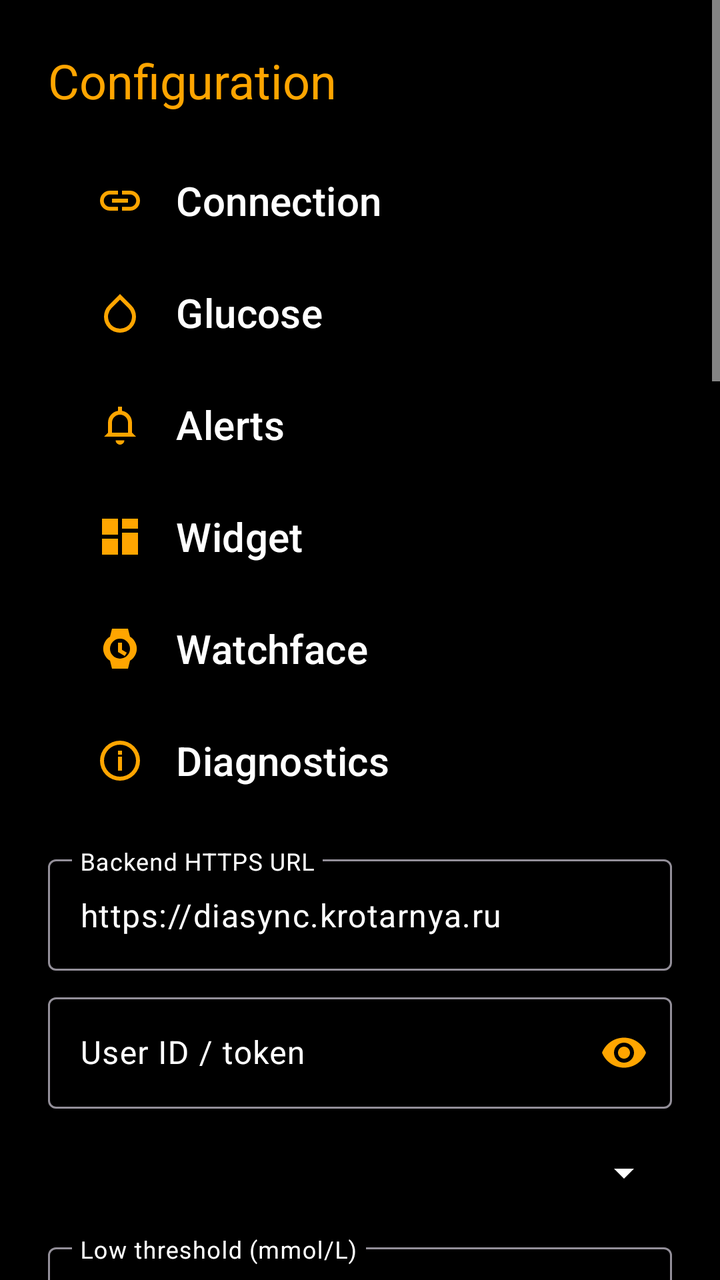
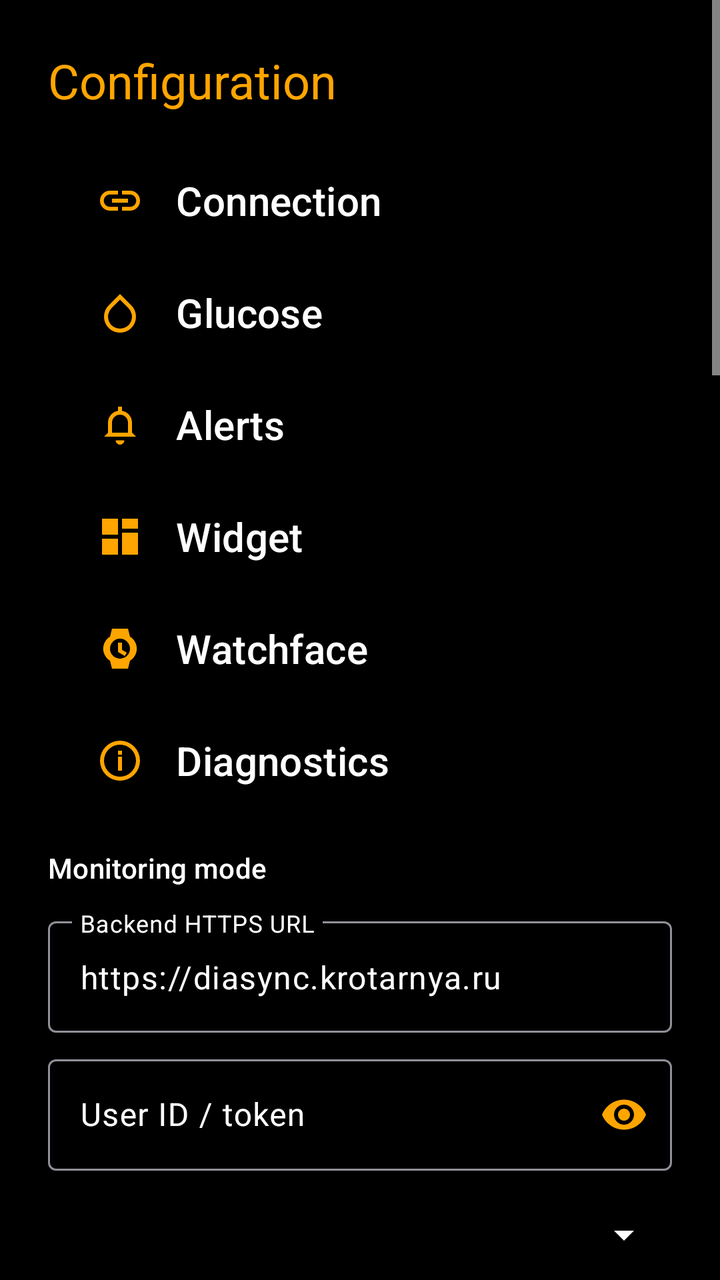

An Android layout rendered at two revisions. The XML below is the earlier revision; the diff shows what the commit changed to produce the second picture.
<!-- AndroidManifest.xml: application theme Theme.Diasync -->
<!-- res/layout/activity_main.xml -->
<?xml version="1.0" encoding="utf-8"?>
<ScrollView xmlns:android="http://schemas.android.com/apk/res/android"
    xmlns:app="http://schemas.android.com/apk/res-auto"
    android:id="@+id/main"
    android:layout_width="match_parent"
    android:layout_height="match_parent"
    android:fillViewport="true">

    <LinearLayout
        android:layout_width="match_parent"
        android:layout_height="wrap_content"
        android:orientation="vertical"
        android:padding="24dp">

        <TextView
            android:id="@+id/screen_title"
            android:layout_width="wrap_content"
            android:layout_height="wrap_content"
            android:text="@string/configuration_title"
            android:textColor="@color/brand_orange"
            android:textAppearance="@style/TextAppearance.Material3.HeadlineSmall" />

        <LinearLayout
            android:id="@+id/settings_menu"
            android:layout_width="match_parent"
            android:layout_height="wrap_content"
            android:layout_marginTop="16dp"
            android:orientation="vertical">

            <com.google.android.material.button.MaterialButton android:id="@+id/open_connection" style="@style/Widget.Diasync.MenuButton" android:text="@string/connection_settings_title" app:icon="@drawable/ic_menu_connection" />
            <com.google.android.material.button.MaterialButton android:id="@+id/open_glucose" style="@style/Widget.Diasync.MenuButton" android:text="@string/glucose_settings_title" app:icon="@drawable/ic_menu_glucose" />
            <com.google.android.material.button.MaterialButton android:id="@+id/open_alerts" style="@style/Widget.Diasync.MenuButton" android:text="@string/alert_settings_title" app:icon="@drawable/ic_menu_alerts" />
            <com.google.android.material.button.MaterialButton android:id="@+id/open_widget" style="@style/Widget.Diasync.MenuButton" android:text="@string/widget_settings_title" app:icon="@drawable/ic_menu_widget" />
            <com.google.android.material.button.MaterialButton android:id="@+id/open_watch" style="@style/Widget.Diasync.MenuButton" android:text="@string/watch_settings_title" app:icon="@drawable/ic_menu_watch" />
            <com.google.android.material.button.MaterialButton android:id="@+id/open_diagnostics" style="@style/Widget.Diasync.MenuButton" android:text="@string/diagnostics_title" app:icon="@drawable/ic_menu_diagnostics" />
        </LinearLayout>

        <com.google.android.material.textfield.TextInputLayout
            android:id="@+id/backend_url_container"
            android:layout_width="match_parent"
            android:layout_height="wrap_content"
            android:layout_marginTop="16dp"
            android:hint="@string/backend_url">

            <com.google.android.material.textfield.TextInputEditText
                android:id="@+id/backend_url"
                android:layout_width="match_parent"
                android:layout_height="wrap_content"
                android:autofillHints="url"
                android:inputType="textUri"
                android:maxLines="1"
                android:text="@string/default_backend_url" />
        </com.google.android.material.textfield.TextInputLayout>

        <com.google.android.material.textfield.TextInputLayout
            android:id="@+id/user_id_container"
            android:layout_width="match_parent"
            android:layout_height="wrap_content"
            android:layout_marginTop="8dp"
            android:hint="@string/user_id"
            app:endIconMode="password_toggle"
            app:endIconTint="@color/brand_orange">

            <com.google.android.material.textfield.TextInputEditText
                android:id="@+id/user_id"
                android:layout_width="match_parent"
                android:layout_height="wrap_content"
                android:autofillHints="password"
                android:inputType="textPassword"
                android:maxLines="1" />
        </com.google.android.material.textfield.TextInputLayout>

        <Spinner
            android:id="@+id/glucose_unit"
            android:layout_width="match_parent"
            android:layout_height="48dp"
            android:layout_marginTop="8dp"
            android:contentDescription="@string/glucose_unit" />

        <com.google.android.material.textfield.TextInputLayout
            android:id="@+id/low_threshold_container"
            android:layout_width="match_parent"
            android:layout_height="wrap_content"
            android:layout_marginTop="8dp"
            android:hint="@string/low_threshold_mmol">

            <com.google.android.material.textfield.TextInputEditText
                android:id="@+id/low_threshold"
                android:layout_width="match_parent"
                android:layout_height="wrap_content"
                android:importantForAutofill="no"
                android:inputType="numberDecimal"
                android:maxLines="1"
                android:text="@string/default_low_threshold" />
        </com.google.android.material.textfield.TextInputLayout>

        <com.google.android.material.textfield.TextInputLayout
            android:id="@+id/high_threshold_container"
            android:layout_width="match_parent"
            android:layout_height="wrap_content"
            android:layout_marginTop="8dp"
            android:hint="@string/high_threshold_mmol">

            <com.google.android.material.textfield.TextInputEditText
                android:id="@+id/high_threshold"
                android:layout_width="match_parent"
                android:layout_height="wrap_content"
                android:imeOptions="actionDone"
                android:importantForAutofill="no"
                android:inputType="numberDecimal"
                android:maxLines="1"
                android:text="@string/default_high_threshold" />
        </com.google.android.material.textfield.TextInputLayout>

        <CheckBox
            android:id="@+id/use_calibration"
            android:layout_width="wrap_content"
            android:layout_height="wrap_content"
            android:checked="true"
            android:text="@string/use_calibration" />

        <LinearLayout
            android:id="@+id/widget_window_block"
            android:layout_width="match_parent"
            android:layout_height="wrap_content"
            android:layout_marginTop="16dp"
            android:background="@drawable/monitoring_status_background"
            android:orientation="vertical"
            android:padding="16dp">

            <TextView
                android:layout_width="match_parent"
                android:layout_height="wrap_content"
                android:text="@string/widget_graph_window"
                android:textColor="@color/brand_orange"
                android:textAppearance="@style/TextAppearance.Material3.TitleMedium" />

            <TextView
                android:id="@+id/widget_graph_window_label"
                android:layout_width="match_parent"
                android:layout_height="wrap_content"
                android:layout_marginTop="4dp"
                android:textColor="@color/white"
                android:textAppearance="@style/TextAppearance.Material3.BodyLarge" />

            <com.google.android.material.slider.Slider
                android:id="@+id/widget_graph_window"
                android:layout_width="match_parent"
                android:layout_height="wrap_content"
                android:layout_marginTop="8dp"
                android:contentDescription="@string/widget_graph_window" />
        </LinearLayout>

        <com.google.android.material.textfield.TextInputLayout
            android:id="@+id/widget_single_click_container"
            style="@style/Widget.Material3.TextInputLayout.OutlinedBox.ExposedDropdownMenu"
            android:layout_width="match_parent"
            android:layout_height="wrap_content"
            android:layout_marginTop="12dp"
            android:hint="@string/single_click_action">

            <AutoCompleteTextView
                android:id="@+id/widget_single_click_action"
                android:layout_width="match_parent"
                android:layout_height="wrap_content"
                android:inputType="none" />
        </com.google.android.material.textfield.TextInputLayout>

        <com.google.android.material.textfield.TextInputLayout
            android:id="@+id/widget_double_click_container"
            style="@style/Widget.Material3.TextInputLayout.OutlinedBox.ExposedDropdownMenu"
            android:layout_width="match_parent"
            android:layout_height="wrap_content"
            android:layout_marginTop="8dp"
            android:hint="@string/double_click_action">

            <AutoCompleteTextView
                android:id="@+id/widget_double_click_action"
                android:layout_width="match_parent"
                android:layout_height="wrap_content"
                android:inputType="none" />
        </com.google.android.material.textfield.TextInputLayout>

        <CheckBox
            android:id="@+id/widget_graph_zones"
            android:layout_width="wrap_content"
            android:layout_height="wrap_content"
            android:checked="true"
            android:text="@string/widget_graph_zones" />

        <CheckBox
            android:id="@+id/widget_graph_lines"
            android:layout_width="wrap_content"
            android:layout_height="wrap_content"
            android:checked="false"
            android:text="@string/widget_graph_lines" />

        <CheckBox
            android:id="@+id/widget_trend_arrow"
            android:layout_width="wrap_content"
            android:layout_height="wrap_content"
            android:checked="true"
            android:text="@string/widget_trend_arrow" />

        <LinearLayout
            android:id="@+id/watch_window_block"
            android:layout_width="match_parent"
            android:layout_height="wrap_content"
            android:layout_marginTop="16dp"
            android:background="@drawable/monitoring_status_background"
            android:orientation="vertical"
            android:padding="16dp">

            <TextView
                android:layout_width="match_parent"
                android:layout_height="wrap_content"
                android:text="@string/watch_graph_window"
                android:textColor="@color/brand_orange"
                android:textAppearance="@style/TextAppearance.Material3.TitleMedium" />

            <TextView
                android:id="@+id/watch_graph_window_label"
                android:layout_width="match_parent"
                android:layout_height="wrap_content"
                android:layout_marginTop="4dp"
                android:textColor="@color/white"
                android:textAppearance="@style/TextAppearance.Material3.BodyLarge" />

            <com.google.android.material.slider.Slider
                android:id="@+id/watch_graph_window"
                android:layout_width="match_parent"
                android:layout_height="wrap_content"
                android:layout_marginTop="8dp"
                android:contentDescription="@string/watch_graph_window" />
        </LinearLayout>

        <CheckBox
            android:id="@+id/watch_graph_zones"
            android:layout_width="wrap_content"
            android:layout_height="wrap_content"
            android:checked="true"
            android:text="@string/watch_graph_zones" />

        <CheckBox
            android:id="@+id/watch_graph_lines"
            android:layout_width="wrap_content"
            android:layout_height="wrap_content"
            android:checked="false"
            android:text="@string/watch_graph_lines" />

        <CheckBox
            android:id="@+id/watch_trend_arrow"
            android:layout_width="wrap_content"
            android:layout_height="wrap_content"
            android:checked="true"
            android:text="@string/watch_trend_arrow" />

        <LinearLayout
            android:id="@+id/snooze_block"
            android:layout_width="match_parent"
            android:layout_height="wrap_content"
            android:layout_marginTop="16dp"
            android:background="@drawable/monitoring_status_background"
            android:orientation="vertical"
            android:padding="16dp">

            <TextView
                android:id="@+id/snooze_status"
                android:layout_width="match_parent"
                android:layout_height="wrap_content"
                android:text="@string/alerts_active"
                android:textColor="@color/brand_orange"
                android:textAppearance="@style/TextAppearance.Material3.TitleMedium" />

            <TextView
                android:id="@+id/snooze_duration_label"
                android:layout_width="match_parent"
                android:layout_height="wrap_content"
                android:layout_marginTop="4dp"
                android:textColor="@color/white"
                android:textAppearance="@style/TextAppearance.Material3.BodyLarge" />

            <com.google.android.material.slider.Slider
                android:id="@+id/snooze_duration"
                android:layout_width="match_parent"
                android:layout_height="wrap_content"
                android:layout_marginTop="8dp"
                android:contentDescription="@string/snooze_duration" />

            <CheckBox
                android:id="@+id/snooze_wear_alerts"
                android:layout_width="wrap_content"
                android:layout_height="wrap_content"
                android:checked="true"
                android:text="@string/snooze_wear_alerts" />

            <com.google.android.material.button.MaterialButton
                android:id="@+id/snooze_toggle"
                style="@style/Widget.Diasync.PrimaryAction"
                android:layout_width="match_parent"
                android:layout_height="wrap_content"
                android:layout_marginTop="8dp"
                android:text="@string/snooze_alerts" />
        </LinearLayout>

        <CheckBox
            android:id="@+id/low_alert_enabled"
            android:layout_width="wrap_content"
            android:layout_height="wrap_content"
            android:layout_marginTop="12dp"
            android:checked="false"
            android:text="@string/low_alert_enabled" />

        <CheckBox
            android:id="@+id/high_alert_enabled"
            android:layout_width="wrap_content"
            android:layout_height="wrap_content"
            android:checked="false"
            android:text="@string/high_alert_enabled" />

        <CheckBox
            android:id="@+id/no_data_alert_enabled"
            android:layout_width="wrap_content"
            android:layout_height="wrap_content"
            android:checked="false"
            android:text="@string/no_data_alert_enabled" />

        <com.google.android.material.button.MaterialButton
            android:id="@+id/monitoring_toggle"
            style="@style/Widget.Diasync.PrimaryAction"
            android:layout_width="match_parent"
            android:layout_height="wrap_content"
            android:layout_marginTop="12dp"
            android:text="@string/start_monitoring" />

        <LinearLayout
            android:id="@+id/monitoring_status_panel"
            android:layout_width="match_parent"
            android:layout_height="wrap_content"
            android:layout_marginTop="12dp"
            android:background="@drawable/monitoring_status_background"
            android:gravity="center_vertical"
            android:orientation="horizontal"
            android:padding="12dp">

            <ImageView
                android:layout_width="24dp"
                android:layout_height="24dp"
                android:contentDescription="@string/monitoring_status_label"
                android:src="@drawable/ic_menu_diagnostics"
                app:tint="@color/brand_orange" />

            <LinearLayout
                android:layout_width="0dp"
                android:layout_height="wrap_content"
                android:layout_marginStart="12dp"
                android:layout_weight="1"
                android:orientation="vertical">

                <TextView
                    android:layout_width="match_parent"
                    android:layout_height="wrap_content"
                    android:text="@string/monitoring_status_label"
                    android:textColor="@color/brand_orange"
                    android:textAppearance="@style/TextAppearance.Material3.LabelMedium" />

                <TextView
                    android:id="@+id/monitoring_status"
                    android:layout_width="match_parent"
                    android:layout_height="wrap_content"
                    android:layout_marginTop="2dp"
                    android:text="@string/monitoring_disabled"
                    android:textColor="@color/white"
                    android:textAppearance="@style/TextAppearance.Material3.BodyLarge" />
            </LinearLayout>
        </LinearLayout>

        <ProgressBar
            android:id="@+id/progress"
            style="?android:attr/progressBarStyle"
            android:layout_width="wrap_content"
            android:layout_height="wrap_content"
            android:layout_gravity="center_horizontal"
            android:layout_marginTop="20dp"
            android:visibility="gone" />

        <LinearLayout
            android:id="@+id/diagnostics_content"
            android:layout_width="match_parent"
            android:layout_height="wrap_content"
            android:orientation="vertical"
            android:visibility="gone">

            <TextView
                android:layout_width="match_parent"
                android:layout_height="wrap_content"
                android:layout_marginTop="12dp"
                android:background="@drawable/monitoring_status_background"
                android:padding="16dp"
                android:text="@string/diagnostics_data_title"
                android:textColor="@color/brand_orange"
                android:textAppearance="@style/TextAppearance.Material3.TitleMedium" />
            <TextView android:id="@+id/diagnostics_data" android:layout_width="match_parent" android:layout_height="wrap_content" android:padding="16dp" android:textColor="@color/white" />

            <TextView android:layout_width="match_parent" android:layout_height="wrap_content" android:layout_marginTop="8dp" android:background="@drawable/monitoring_status_background" android:padding="16dp" android:text="@string/diagnostics_sync_title" android:textColor="@color/brand_orange" android:textAppearance="@style/TextAppearance.Material3.TitleMedium" />
            <TextView android:id="@+id/diagnostics_sync" android:layout_width="match_parent" android:layout_height="wrap_content" android:padding="16dp" android:textColor="@color/white" />

            <TextView android:layout_width="match_parent" android:layout_height="wrap_content" android:layout_marginTop="8dp" android:background="@drawable/monitoring_status_background" android:padding="16dp" android:text="@string/diagnostics_wear_title" android:textColor="@color/brand_orange" android:textAppearance="@style/TextAppearance.Material3.TitleMedium" />
            <TextView android:id="@+id/diagnostics_wear" android:layout_width="match_parent" android:layout_height="wrap_content" android:padding="16dp" android:textColor="@color/white" />

            <TextView android:layout_width="match_parent" android:layout_height="wrap_content" android:layout_marginTop="8dp" android:background="@drawable/monitoring_status_background" android:padding="16dp" android:text="@string/diagnostics_events_title" android:textColor="@color/brand_orange" android:textAppearance="@style/TextAppearance.Material3.TitleMedium" />
            <TextView android:id="@+id/diagnostics_events" android:layout_width="match_parent" android:layout_height="wrap_content" android:fontFamily="monospace" android:padding="16dp" android:textColor="@color/white" android:textSize="12sp" />
        </LinearLayout>

        <TextView
            android:id="@+id/status_text"
            android:layout_width="match_parent"
            android:layout_height="wrap_content"
            android:layout_marginTop="20dp"
            android:gravity="center"
            android:textAppearance="@style/TextAppearance.Material3.TitleMedium" />

        <TextView
            android:id="@+id/latest_value"
            android:layout_width="match_parent"
            android:layout_height="wrap_content"
            android:layout_marginTop="16dp"
            android:gravity="center"
            android:textAppearance="@style/TextAppearance.Material3.DisplayMedium"
            android:visibility="gone" />

        <TextView
            android:id="@+id/latest_timestamp"
            android:layout_width="match_parent"
            android:layout_height="wrap_content"
            android:layout_marginTop="8dp"
            android:gravity="center"
            android:textAppearance="@style/TextAppearance.Material3.BodyMedium"
            android:visibility="gone" />

    </LinearLayout>
</ScrollView>
<!-- resources referenced by this layout -->
<resources>
  <color name="brand_orange">#FFFFA500</color>
  <color name="white">#FFFFFFFF</color>
  <!-- drawable monitoring_status_background (drawable) -->
  <?xml version="1.0" encoding="utf-8"?>
  <shape xmlns:android="http://schemas.android.com/apk/res/android" android:shape="rectangle">
      <solid android:color="#1AFFA500" />
      <corners android:radius="8dp" />
  </shape>
  <string name="alert_settings_title">Alerts</string>
  <string name="alerts_active">Snooze phone alerts for</string>
  <string name="backend_url">Backend HTTPS URL</string>
  <string name="configuration_title">Configuration</string>
  <string name="connection_settings_title">Connection</string>
  <string name="default_backend_url" translatable="false">https://diasync.krotarnya.ru</string>
  <string name="default_high_threshold" translatable="false">10.0</string>
  <string name="default_low_threshold" translatable="false">3.9</string>
  <string name="diagnostics_data_title">Data</string>
  <string name="diagnostics_events_title">Recent events</string>
  <string name="diagnostics_sync_title">Phone sync</string>
  <string name="diagnostics_title">Diagnostics</string>
  <string name="diagnostics_wear_title">Wear</string>
  <string name="double_click_action">Double click action</string>
  <string name="glucose_settings_title">Glucose</string>
  <string name="glucose_unit">Glucose unit</string>
  <string name="high_alert_enabled">High glucose alert</string>
  <string name="high_threshold_mmol">High threshold (mmol/L)</string>
  <string name="low_alert_enabled">Low glucose alert</string>
  <string name="low_threshold_mmol">Low threshold (mmol/L)</string>
  <string name="monitoring_disabled">Disabled</string>
  <string name="monitoring_status_label">Monitoring status</string>
  <string name="no_data_alert_enabled">No data alert</string>
  <string name="single_click_action">Single click action</string>
  <string name="snooze_alerts">Snooze</string>
  <string name="snooze_duration">Alert snooze duration</string>
  <string name="snooze_wear_alerts">Also snooze wear alerts</string>
  <string name="start_monitoring">Start monitoring</string>
  <string name="use_calibration">Use calibration</string>
  <string name="user_id">User ID / token</string>
  <string name="watch_graph_lines">Show watch threshold lines</string>
  <string name="watch_graph_window">Watch graph window</string>
  <string name="watch_graph_zones">Show watch range zones</string>
  <string name="watch_settings_title">Watchface</string>
  <string name="watch_trend_arrow">Show watch trend arrow</string>
  <string name="widget_graph_lines">Show widget threshold lines</string>
  <string name="widget_graph_window">Widget graph window</string>
  <string name="widget_graph_zones">Show widget range zones</string>
  <string name="widget_settings_title">Widget</string>
  <string name="widget_trend_arrow">Show widget trend arrow</string>
  <style name="Theme.Diasync" parent="Base.Theme.Diasync" />
  <style name="Widget.Diasync.Button" parent="Widget.Material3.Button.TextButton">
          <item name="android:textColor">@color/white</item>
          <item name="backgroundTint">@color/brand_black</item>
      </style>
  <color name="brand_black">#FF000000</color>
  <!-- unchanged entries left out for length: 9 -->
</resources>

<!-- the commit's change to res/layout/activity_main.xml (unified diff, before → after) -->
@@ -35,11 +35,53 @@
             <com.google.android.material.button.MaterialButton android:id="@+id/open_diagnostics" style="@style/Widget.Diasync.MenuButton" android:text="@string/diagnostics_title" app:icon="@drawable/ic_menu_diagnostics" />
         </LinearLayout>
 
+        <LinearLayout
+            android:id="@+id/app_mode_container"
+            android:layout_width="match_parent"
+            android:layout_height="wrap_content"
+            android:layout_marginTop="16dp"
+            android:orientation="vertical">
+
+            <TextView
+                android:layout_width="match_parent"
+                android:layout_height="wrap_content"
+                android:text="@string/app_mode"
+                android:textAppearance="@style/TextAppearance.Material3.LabelLarge"
+                android:textColor="@color/white" />
+
+            <com.google.android.material.button.MaterialButtonToggleGroup
+                android:id="@+id/app_mode"
+                android:layout_width="match_parent"
+                android:layout_height="wrap_content"
+                android:layout_marginTop="4dp"
+                app:checkedButton="@id/mode_slave"
+                app:selectionRequired="true"
+                app:singleSelection="true">
+
+                <com.google.android.material.button.MaterialButton
+                    android:id="@+id/mode_slave"
+                    style="@style/Widget.Diasync.ModeButton"
+                    android:layout_width="0dp"
+                    android:layout_height="wrap_content"
+                    android:layout_weight="1"
+                    android:text="@string/app_mode_slave" />
+
+                <com.google.android.material.button.MaterialButton
+                    android:id="@+id/mode_master"
+                    style="@style/Widget.Diasync.ModeButton"
+                    android:layout_width="0dp"
+                    android:layout_height="wrap_content"
+                    android:layout_weight="1"
+                    android:text="@string/app_mode_master" />
+            </com.google.android.material.button.MaterialButtonToggleGroup>
+
+        </LinearLayout>
+
         <com.google.android.material.textfield.TextInputLayout
             android:id="@+id/backend_url_container"
             android:layout_width="match_parent"
             android:layout_height="wrap_content"
-            android:layout_marginTop="16dp"
+            android:layout_marginTop="8dp"
             android:hint="@string/backend_url">
 
             <com.google.android.material.textfield.TextInputEditText
<!-- resource entries referenced after the edit -->
@@ -10,6 +10,9 @@
   </shape>
   <string name="alert_settings_title">Alerts</string>
   <string name="alerts_active">Snooze phone alerts for</string>
+  <string name="app_mode">Monitoring mode</string>
+  <string name="app_mode_master">Master</string>
+  <string name="app_mode_slave">Slave</string>
   <string name="backend_url">Backend HTTPS URL</string>
   <string name="configuration_title">Configuration</string>
   <string name="connection_settings_title">Connection</string>
@@ -48,6 +51,13 @@
   <string name="widget_graph_zones">Show widget range zones</string>
   <string name="widget_settings_title">Widget</string>
   <string name="widget_trend_arrow">Show widget trend arrow</string>
+  <style name="Widget.Diasync.ModeButton" parent="Widget.Material3.Button.OutlinedButton">
+          <item name="android:minHeight">48dp</item>
+          <item name="android:textColor">@color/mode_toggle_text</item>
+          <item name="backgroundTint">@color/mode_toggle_background</item>
+          <item name="strokeColor">@color/brand_orange</item>
+          <item name="strokeWidth">1dp</item>
+      </style>
   <style name="Theme.Diasync" parent="Base.Theme.Diasync" />
   <style name="Widget.Diasync.Button" parent="Widget.Material3.Button.TextButton">
           <item name="android:textColor">@color/white</item>
